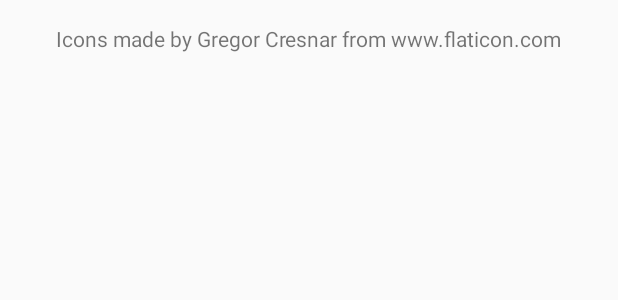
After one commit to kelvinmeyer/Findwifi, an Android app: the layout content_about.xml on its own in the app's theme, with its tools: preview values and no code run, on a phone screen of 412 x 824 dp. The commit adds this screen. Shown: the top 300 px of the screen. Run offline under Robolectric (Android 15) with nearby library versions, the phone set to English and light mode, and no system bars.

Commit message:
added about activity with icon references

```diff
--- a/app/src/main/java/com/gmail/kelvinmeyer13/findwifi/DetialActivity.java
+++ b/app/src/main/java/com/gmail/kelvinmeyer13/findwifi/DetialActivity.java
@@ -72,6 +72,10 @@ public class DetialActivity extends AppCompatActivity {
                 // as a favorite...
                 return true;
 
+            case R.id.about:
+                startActivity(new Intent(this, About.class));
+                return true;
+
             case R.id.action_share:
                 Intent sendIntent = new Intent();
                 sendIntent.setAction(Intent.ACTION_SEND);
--- /dev/null
+++ b/app/src/main/res/layout/content_about.xml
@@ -0,0 +1,22 @@
+<?xml version="1.0" encoding="utf-8"?>
+<LinearLayout xmlns:android="http://schemas.android.com/apk/res/android"
+    xmlns:app="http://schemas.android.com/apk/res-auto"
+    xmlns:tools="http://schemas.android.com/tools"
+    android:layout_width="match_parent"
+    android:layout_height="match_parent"
+    android:paddingBottom="@dimen/activity_vertical_margin"
+    android:paddingLeft="@dimen/activity_horizontal_margin"
+    android:paddingRight="@dimen/activity_horizontal_margin"
+    android:paddingTop="@dimen/activity_vertical_margin"
+    app:layout_behavior="@string/appbar_scrolling_view_behavior"
+    tools:context="com.gmail.kelvinmeyer13.findwifi.About"
+    tools:showIn="@layout/activity_about"
+    android:orientation="vertical">
+
+    <TextView
+        android:layout_width="wrap_content"
+        android:layout_height="wrap_content"
+        android:text="@string/icon_references"
+        android:id="@+id/textView"
+        android:layout_gravity="center_horizontal" />
+</LinearLayout>
--- a/app/src/main/res/menu/detail_menu.xml
+++ b/app/src/main/res/menu/detail_menu.xml
@@ -18,4 +18,8 @@
         android:title="@string/action_help"
         app:showAsAction="never"/>
 
+    <item android:id="@+id/about"
+        android:title="@string/about"
+        app:showAsAction="never"/>
+
 </menu>
--- a/app/src/main/res/values/strings.xml
+++ b/app/src/main/res/values/strings.xml
@@ -14,4 +14,7 @@
     <string name="key_open_switch">key_open_closed_switch</string>
     <string name="key_number_wifi">key_number_wifi_spots_text</string>
     <string name="pref_default_Number_Spots">"20"</string>
+    <string name="title_activity_about">About</string>
+    <string name="icon_references">Icons made by Gregor Cresnar from www.flaticon.com</string>
+    <string name="about">About</string>
 </resources>
--- a/app/src/main/res/values/styles.xml
+++ b/app/src/main/res/values/styles.xml
@@ -17,4 +17,8 @@
 
     <style name="AppTheme.PopupOverlay" parent="ThemeOverlay.AppCompat.Light" />
 
+    <style name="AppBarOverlay" parent="ThemeOverlay.AppCompat.Dark.ActionBar" />
+
+    <style name="PopupOverlay" parent="ThemeOverlay.AppCompat.Light" />
+
 </resources>
```
Also changed, not shown: app/src/main/AndroidManifest.xml (+10 -1 lines), app/src/main/java/com/gmail/kelvinmeyer13/findwifi/About.java (added, +30 -0 lines), app/src/main/res/drawable/multi.xml (added, +11 -0 lines), app/src/main/res/layout/activity_about.xml (added, +34 -0 lines).
